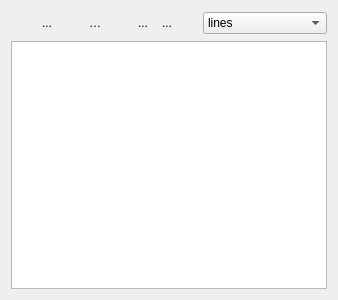
This is ui/TraceTreeui.ui in MonroeQuantumNetworks/IonControl as Qt 5 draws it before an edit. The edited form follows.
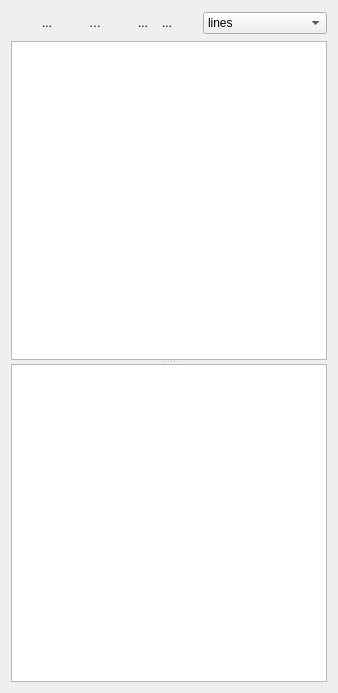
This is the edited form. Icons and pictures are not drawn.

Commit message: replace trace.vars by trace.description and add gui to view trace.description

```diff
--- a/ui/TraceTreeui.ui
+++ b/ui/TraceTreeui.ui
@@ -6,8 +6,8 @@
    <rect>
     <x>0</x>
     <y>0</y>
-    <width>287</width>
-    <height>300</height>
+    <width>319</width>
+    <height>693</height>
    </rect>
   </property>
   <property name="windowTitle">
@@ -331,7 +331,13 @@
     </layout>
    </item>
    <item>
-    <widget class="QTreeView" name="traceTreeView"/>
+    <widget class="QSplitter" name="splitter">
+     <property name="orientation">
+      <enum>Qt::Vertical</enum>
+     </property>
+     <widget class="QTreeView" name="traceTreeView"/>
+     <widget class="QTableView" name="descriptionTableView"/>
+    </widget>
    </item>
   </layout>
  </widget>
```
The commit also changes 17 other files.
